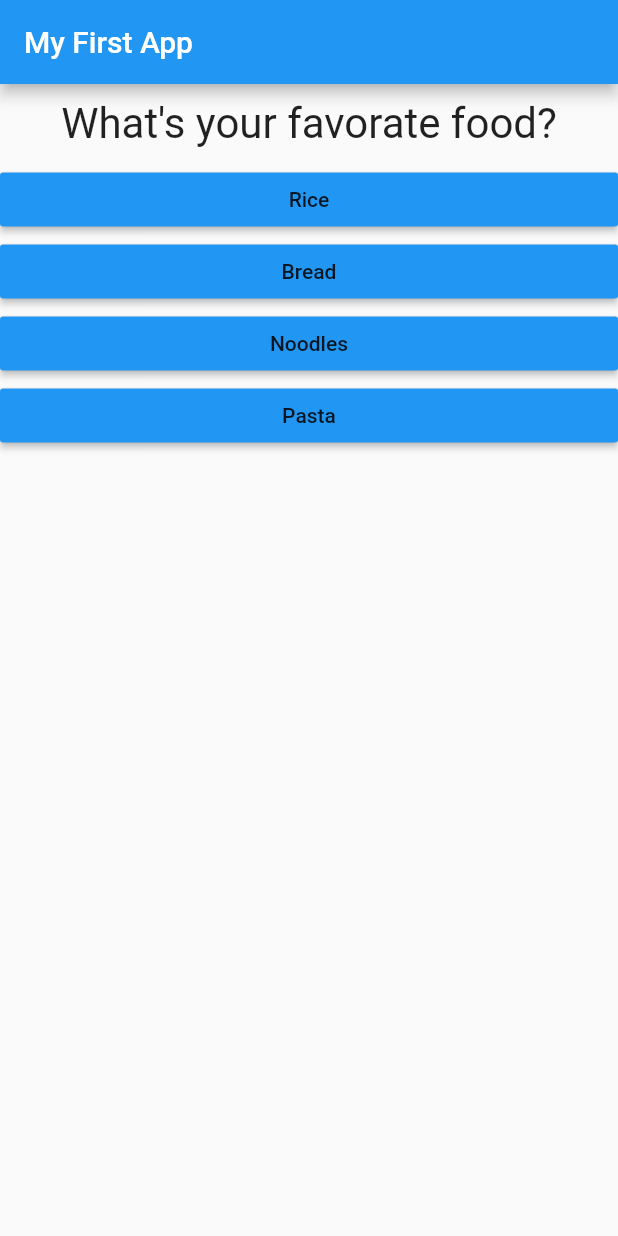
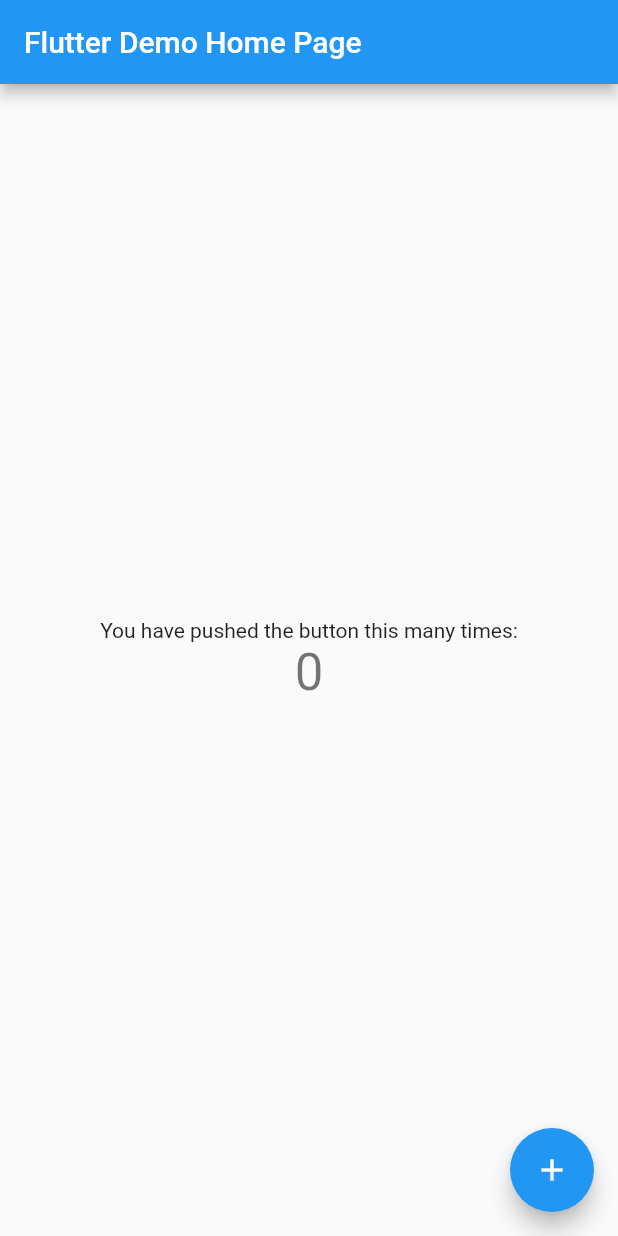
Before and after one commit to KazuToyonaga/flutter, a Flutter app: the screen it shows after launch, on a phone screen of 412 x 824 dp. Run offline on Flutter 3.47's test engine with Material 2 defaults, Android fonts, the phone set to English and light mode, and no system bars.

Commit message:
Cleaned git and added first_assignment

```diff
--- a/first_app/lib/answer.dart
+++ /dev/null
@@ -1,16 +0,0 @@
-import 'package:flutter/material.dart';
-
-class Answer extends StatelessWidget {
-  final VoidCallback handler;
-  final String option;
-  Answer(this.handler, this.option);
-
-  @override
-  Widget build(BuildContext context) {
-    return Container(
-      width: double.infinity,
-      child: RaisedButton(
-          child: Text(option), color: Colors.blue, onPressed: handler),
-    );
-  }
-}
--- a/first_app/lib/main.dart
+++ b/first_app/lib/main.dart
@@ -1,84 +1,116 @@
 import 'package:flutter/material.dart';
 
-import './quiz.dart';
-import './result.dart';
-
 void main() {
-  runApp(MyApp());
+  runApp(const MyApp());
 }
 
-class MyApp extends StatefulWidget {
+class MyApp extends StatelessWidget {
+  const MyApp({Key? key}) : super(key: key);
+
+  // This widget is the root of your application.
   @override
-  State<StatefulWidget> createState() {
-    // TODO: implement createState
-    return _MyAppState();
+  Widget build(BuildContext context) {
+    return MaterialApp(
+      title: 'Flutter Demo',
+      theme: ThemeData(
+        // This is the theme of your application.
+        //
+        // Try running your application with "flutter run". You'll see the
+        // application has a blue toolbar. Then, without quitting the app, try
+        // changing the primarySwatch below to Colors.green and then invoke
+        // "hot reload" (press "r" in the console where you ran "flutter run",
+        // or simply save your changes to "hot reload" in a Flutter IDE).
+        // Notice that the counter didn't reset back to zero; the application
+        // is not restarted.
+        primarySwatch: Colors.blue,
+      ),
+      home: const MyHomePage(title: 'Flutter Demo Home Page'),
+    );
   }
 }
 
-class _MyAppState extends State<MyApp> {
-  var questionNumber = 0;
-  int _totalScore = 0;
-  var questions = [
-    {
-      'questionText': 'What\'s your favorate food?',
-      'answer': [
-        {'text': 'Rice', 'score': 5},
-        {'text': 'Bread', 'score': 4},
-        {'text': 'Noodles', 'score': 2},
-        {'text': 'Pasta', 'score': 1},
-      ]
-    },
-    {
-      'questionText': 'What\'s your favorate animal?',
-      'answer': [
-        {'text': 'Lion', 'score': 5},
-        {'text': 'Sheep', 'score': 3},
-        {'text': 'Cow', 'score': 1},
-        {'text': 'Chicken', 'score': 4},
-      ]
-    },
-    {
-      'questionText': 'What\'s your favorate food?',
-      'answer': [
-        {'text': 'Rice', 'score': 5},
-        {'text': 'Bread', 'score': 4},
-        {'text': 'Noodles', 'score': 2},
-        {'text': 'Pasta', 'score': 1},
-      ]
-    },
-  ];
+class MyHomePage extends StatefulWidget {
+  const MyHomePage({Key? key, required this.title}) : super(key: key);
 
-  void _answerQuestion(int score) {
-    _totalScore += score;
-    print(_totalScore);
+  // This widget is the home page of your application. It is stateful, meaning
+  // that it has a State object (defined below) that contains fields that affect
+  // how it looks.
+
+  // This class is the configuration for the state. It holds the values (in this
+  // case the title) provided by the parent (in this case the App widget) and
+  // used by the build method of the State. Fields in a Widget subclass are
+  // always marked "final".
+
+  final String title;
+
+  @override
+  State<MyHomePage> createState() => _MyHomePageState();
+}
+
+class _MyHomePageState extends State<MyHomePage> {
+  int _counter = 0;
+
+  void _incrementCounter() {
     setState(() {
-      questionNumber += 1;
-    });
-  }
-
-  void _resetQuiz() {
-    setState(() {
-      _totalScore = 0;
-      questionNumber = 0;
+      // This call to setState tells the Flutter framework that something has
+      // changed in this State, which causes it to rerun the build method below
+      // so that the display can reflect the updated values. If we changed
+      // _counter without calling setState(), then the build method would not be
+      // called again, and so nothing would appear to happen.
+      _counter++;
     });
   }
 
   @override
   Widget build(BuildContext context) {
-    return MaterialApp(
-        home: Scaffold(
-            appBar: AppBar(
-              title: Text('My First App'),
+    // This method is rerun every time setState is called, for instance as done
+    // by the _incrementCounter method above.
+    //
+    // The Flutter framework has been optimized to make rerunning build methods
+    // fast, so that you can just rebuild anything that needs updating rather
+    // than having to individually change instances of widgets.
+    return Scaffold(
+      appBar: AppBar(
+        // Here we take the value from the MyHomePage object that was created by
+        // the App.build method, and use it to set our appbar title.
+        title: Text(widget.title),
+      ),
+      body: Center(
+        // Center is a layout widget. It takes a single child and positions it
+        // in the middle of the parent.
+        child: Column(
+          // Column is also a layout widget. It takes a list of children and
+          // arranges them vertically. By default, it sizes itself to fit its
+          // children horizontally, and tries to be as tall as its parent.
+          //
+          // Invoke "debug painting" (press "p" in the console, choose the
+          // "Toggle Debug Paint" action from the Flutter Inspector in Android
+          // Studio, or the "Toggle Debug Paint" command in Visual Studio Code)
+          // to see the wireframe for each widget.
+          //
+          // Column has various properties to control how it sizes itself and
+          // how it positions its children. Here we use mainAxisAlignment to
+          // center the children vertically; the main axis here is the vertical
+          // axis because Columns are vertical (the cross axis would be
+          // horizontal).
+          mainAxisAlignment: MainAxisAlignment.center,
+          children: <Widget>[
+            const Text(
+              'You have pushed the button this many times:',
             ),
-            body: questionNumber < questions.length
-                ? Quiz(
-                    answerQuestion: _answerQuestion,
-                    questions: questions,
-                    questionNumber: questionNumber,
-                  )
-                : Result(
-                    resetQuiz: _resetQuiz,
-                    totalScore: _totalScore,
-                  )));
+            Text(
+              '$_counter',
+              style: Theme.of(context).textTheme.headline4,
+            ),
+          ],
+        ),
+      ),
+      floatingActionButton: FloatingActionButton(
+        onPressed: _incrementCounter,
+        tooltip: 'Increment',
+        child: const Icon(Icons.add),
+      ), // This trailing comma makes auto-formatting nicer for build methods.
+    );
   }
 }
+//just making changes
--- a/first_app/lib/question.dart
+++ /dev/null
@@ -1,20 +0,0 @@
-import 'package:flutter/material.dart';
-
-class Question extends StatelessWidget {
-  final String questionText;
-
-  Question(this.questionText);
-
-  @override
-  Widget build(BuildContext context) {
-    return Container(
-      width: double.infinity,
-      margin: EdgeInsets.all(10),
-      child: Text(
-        questionText,
-        style: TextStyle(fontSize: 28),
-        textAlign: TextAlign.center,
-      ),
-    );
-  }
-}
--- a/first_app/lib/quiz.dart
+++ /dev/null
@@ -1,31 +0,0 @@
-// ignore_for_file: use_key_in_widget_constructors
-
-import 'package:flutter/material.dart';
-
-import './question.dart';
-import './answer.dart';
-
-class Quiz extends StatelessWidget {
-  final List<Map<String, Object>> questions;
-  final int questionNumber;
-  final Function answerQuestion;
-
-  Quiz(
-      {required this.questions,
-      required this.answerQuestion,
-      required this.questionNumber});
-
-  @override
-  Widget build(BuildContext context) {
-    return Column(
-      children: [
-        Question(questions[questionNumber]['questionText'] as String),
-        ...(questions[questionNumber]['answer'] as List<Map<String, Object>>)
-            .map((answer) {
-          return Answer(
-              () => answerQuestion(answer['score']), answer['text'] as String);
-        }),
-      ],
-    );
-  }
-}
```
Also changed, not shown: first_app/lib/result.dart (deleted, +0 -65 lines), 2 other files.
